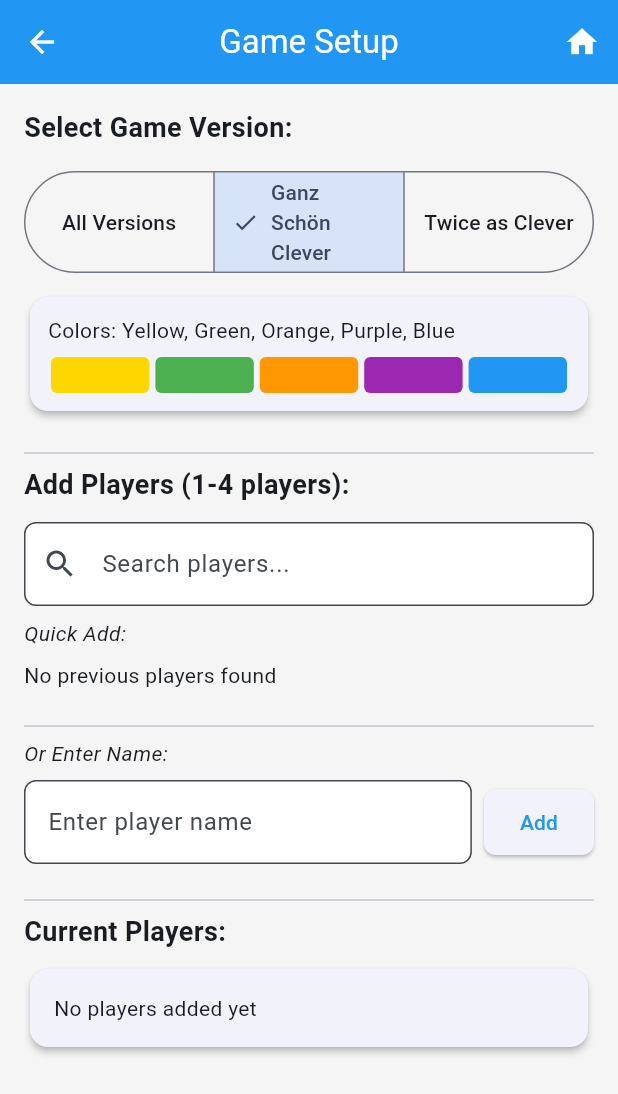
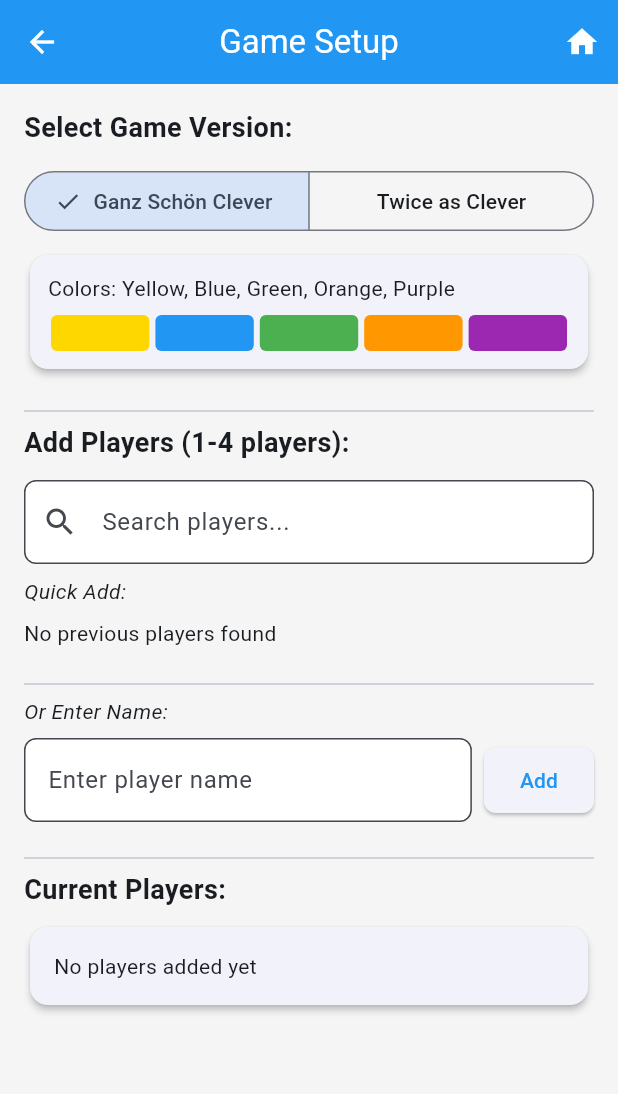
Before and after one commit to squ1d123/thats-pretty-clever-scorer, a Flutter app: the CleanupScreen screen opened by its route, after a tap on the "home" icon, after a tap on "New Game", on a phone screen of 412 x 824 dp. Shown: the top 1094 px of the screen. Run offline on Flutter 3.47's test engine with Material 3 defaults, Android fonts, the phone set to English and light mode, and no system bars; our stand-ins replace file_picker, fl_chart, flutter_riverpod, flutter_svg, go_router, permission_handler and 6 more; accounts and stored records are empty.

Commit message:
feat: update colours

```diff
--- a/lib/models/game_version.dart
+++ b/lib/models/game_version.dart
@@ -22,18 +22,18 @@
       case GameVersion.v1:
         return const [
           Color(0xFFFFD700),
+          Color(0xFF2196F3),
           Color(0xFF4CAF50),
           Color(0xFFFF9800),
           Color(0xFF9C27B0),
-          Color(0xFF2196F3),
         ];
       case GameVersion.v2:
         return const [
+          Color(0xFF9E9E9E),
+          Color(0xFFFFEB3B),
+          Color(0xFF2196F3),
+          Color(0xFF4CAF50),
           Color(0xFFE91E63),
-          Color(0xFF4CAF50),
-          Color(0xFF2196F3),
-          Color(0xFFFFEB3B),
-          Color(0xFF9E9E9E),
         ];
     }
   }
@@ -42,9 +42,9 @@
     switch (this) {
       case GameVersion.all:
       case GameVersion.v1:
-        return ['Yellow', 'Green', 'Orange', 'Purple', 'Blue'];
+        return ['Yellow', 'Blue', 'Green', 'Orange', 'Purple'];
       case GameVersion.v2:
-        return ['Pink', 'Green', 'Blue', 'Yellow', 'Silver'];
+        return ['Silver', 'Yellow', 'Blue', 'Green', 'Pink'];
     }
   }
 }
--- a/lib/screens/cleanup_screen.dart
+++ b/lib/screens/cleanup_screen.dart
@@ -6,6 +6,7 @@
 import 'dart:io';
 import 'package:path/path.dart' as p;
 import 'package:permission_handler/permission_handler.dart';
+import '../models/game_version.dart';
 import '../providers/game_providers.dart';
 import '../services/database_service.dart';
 
@@ -14,7 +15,7 @@
 
   @override
   Widget build(BuildContext context, WidgetRef ref) {
-    final statsAsync = ref.watch(databaseStatsProvider(null));
+    final statsAsync = ref.watch(databaseStatsProvider(GameVersion.all));
 
     return Scaffold(
       appBar: AppBar(
--- a/lib/screens/final_scores_screen.dart
+++ b/lib/screens/final_scores_screen.dart
@@ -1,6 +1,7 @@
 import 'package:flutter/material.dart';
 import 'package:flutter_riverpod/flutter_riverpod.dart';
 import 'package:go_router/go_router.dart';
+import '../models/game_version.dart';
 import '../providers/game_providers.dart';
 
 class FinalScoresScreen extends ConsumerWidget {
@@ -144,7 +145,7 @@
               await ref
                   .read(gameSessionProvider.notifier)
                   .saveGame(notesController.text);
-              ref.invalidate(databaseStatsProvider(null));
+              ref.invalidate(databaseStatsProvider(GameVersion.all));
               if (context.mounted) {
                 Navigator.pop(context);
                 ScaffoldMessenger.of(context).showSnackBar(
--- a/lib/screens/game_history_screen.dart
+++ b/lib/screens/game_history_screen.dart
@@ -186,7 +186,7 @@
               final db = ref.read(databaseServiceProvider);
               await db.deleteGame(gameId);
               ref.invalidate(gameHistoryProvider(GameHistoryFilter()));
-              ref.invalidate(databaseStatsProvider(null));
+              ref.invalidate(databaseStatsProvider(GameVersion.all));
               if (context.mounted) {
                 Navigator.pop(context);
                 ScaffoldMessenger.of(context).showSnackBar(
--- a/lib/screens/game_setup_screen.dart
+++ b/lib/screens/game_setup_screen.dart
@@ -126,6 +126,7 @@
             const SizedBox(height: 12),
             SegmentedButton<GameVersion>(
               segments: GameVersion.values
+                  .where((v) => v != GameVersion.all)
                   .map((v) => ButtonSegment(
                         value: v,
                         label: Text(v.displayName),
--- a/lib/screens/main_menu_screen.dart
+++ b/lib/screens/main_menu_screen.dart
@@ -9,7 +9,7 @@
 
   @override
   Widget build(BuildContext context, WidgetRef ref) {
-    final statsAsync = ref.watch(databaseStatsProvider(null));
+    final statsAsync = ref.watch(databaseStatsProvider(GameVersion.all));
     final themeMode = ref.watch(themeModeProvider);
 
     return Scaffold(
--- a/lib/screens/stats_screen.dart
+++ b/lib/screens/stats_screen.dart
@@ -41,7 +41,6 @@
           _VersionFilterButton(
             selectedVersion: selectedVersion,
             onVersionChanged: (version) {
-              debugPrint('version changed to $version');
               ref.read(gameVersionFilterProvider.notifier).state = version;
             },
           ),
```
Also changed, not shown: lib/screens/score_calculator_screen.dart (+6 -6 lines).
